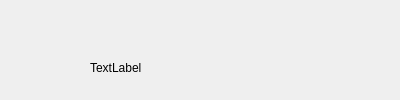
Qt form SoundDrive/Widgets/PlaylistSide/playlist_entry.ui (Nmstr/SoundDrive) before a commit.
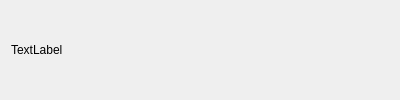
The same form after that commit.

The edit to the form file:
```diff
--- a/SoundDrive/Widgets/PlaylistSide/playlist_entry.ui
+++ b/SoundDrive/Widgets/PlaylistSide/playlist_entry.ui
@@ -10,25 +10,45 @@
     <height>100</height>
    </rect>
   </property>
+  <property name="sizePolicy">
+   <sizepolicy hsizetype="Preferred" vsizetype="Preferred">
+    <horstretch>0</horstretch>
+    <verstretch>0</verstretch>
+   </sizepolicy>
+  </property>
+  <property name="minimumSize">
+   <size>
+    <width>0</width>
+    <height>0</height>
+   </size>
+  </property>
+  <property name="maximumSize">
+   <size>
+    <width>16777215</width>
+    <height>100</height>
+   </size>
+  </property>
   <property name="windowTitle">
    <string>Frame</string>
   </property>
   <property name="frameShape">
    <enum>QFrame::Shape::NoFrame</enum>
   </property>
+  <layout class="QHBoxLayout" name="horizontalLayout">
+   <item>
   <widget class="QLabel" name="name_label">
-   <property name="geometry">
-    <rect>
-     <x>90</x>
-     <y>60</y>
-     <width>58</width>
-     <height>16</height>
-    </rect>
+     <property name="minimumSize">
+      <size>
+       <width>0</width>
+       <height>0</height>
+      </size>
    </property>
    <property name="text">
     <string>TextLabel</string>
    </property>
   </widget>
+   </item>
+  </layout>
  </widget>
  <resources/>
  <connections/>
```
Lines whose indentation alone changed are shown as unchanged.
